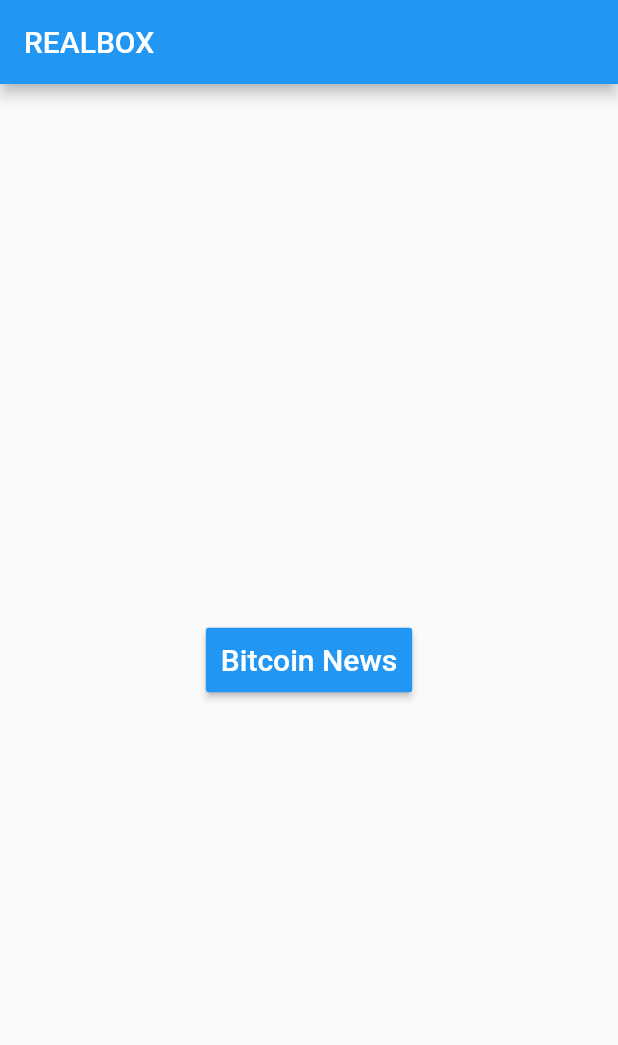
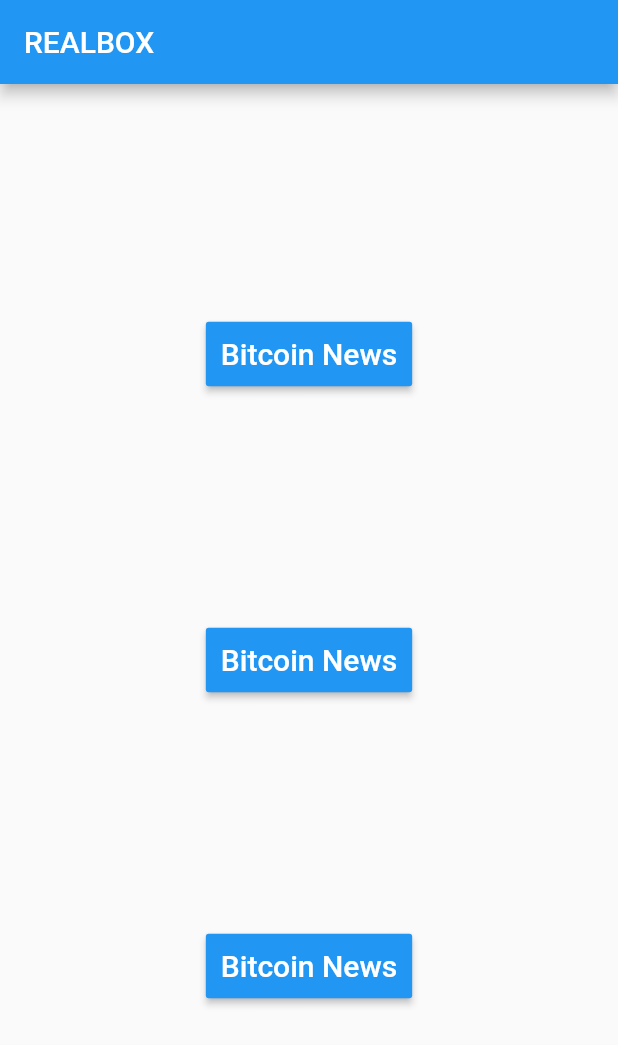
Before and after one commit to alihsistu/my_news_app, a Flutter app: the screen it shows after launch, on a phone screen of 412 x 824 dp. Shown: the top 1045 px of the screen. Run offline on Flutter 3.47's test engine with Material 2 defaults, Android fonts, the phone set to English and light mode, and no system bars; network calls fail; Roboto replaces fonts that are missing (Verdana); statements that could not run were skipped.

Commit message:
added divider between articles in Bitcoin widget(List Tiles)

```diff
--- a/lib/main.dart
+++ b/lib/main.dart
@@ -49,6 +49,41 @@ class Categories extends StatelessWidget {
           mainAxisAlignment: MainAxisAlignment.spaceEvenly,
           children: <Widget>[
             // this button takes the user to Bitcoin Widget below(new page)
+            // Button 1
+            new RaisedButton(
+              padding: const EdgeInsets.all(10.0),
+              color: Colors.blue,
+              onPressed: () {
+                Navigator.push(context,
+                    new MaterialPageRoute(builder: (context) => new Bitcoin()));
+              },
+              child: new Text(
+                "Bitcoin News",
+                style: new TextStyle(
+                  fontFamily: "Verdana",
+                  fontSize: 20.0,
+                  color: Colors.white,
+                ),
+              ),
+            ),
+            // Button 2
+            new RaisedButton(
+              padding: const EdgeInsets.all(10.0),
+              color: Colors.blue,
+              onPressed: () {
+                Navigator.push(context,
+                    new MaterialPageRoute(builder: (context) => new Bitcoin()));
+              },
+              child: new Text(
+                "Bitcoin News",
+                style: new TextStyle(
+                  fontFamily: "Verdana",
+                  fontSize: 20.0,
+                  color: Colors.white,
+                ),
+              ),
+            ),
+            // Button 3
             new RaisedButton(
               padding: const EdgeInsets.all(10.0),
               color: Colors.blue,
@@ -80,16 +115,27 @@ class Bitcoin extends StatelessWidget {
           title: new Text("Bitcoin News"),
           centerTitle: false,
         ),
+
+
+
         body: new Center(
           child: new ListView.builder(
             padding: const EdgeInsets.all(10.0),
             itemCount: _response1.length,
             itemBuilder: (BuildContext context, int position) {
+
+              // Divider between
+              if(position.isOdd) return  new Divider(
+                color: Colors.lightBlue,
+              );
+              final index = position ~/2;
+
+
               return new ListTile(
-                title: new Text("${_response1[position]['title']}",
+                title: new Text("${_response1[index]['title']}",
                     style: new TextStyle(
                         fontSize: 25.0, fontWeight: FontWeight.w900)),
-                subtitle: new Text("${_response1[position]['description']}",
+                subtitle: new Text("${_response1[index]['description']}",
                     style: new TextStyle(
                         fontSize: 15.0,
                         fontWeight: FontWeight.normal,
```
